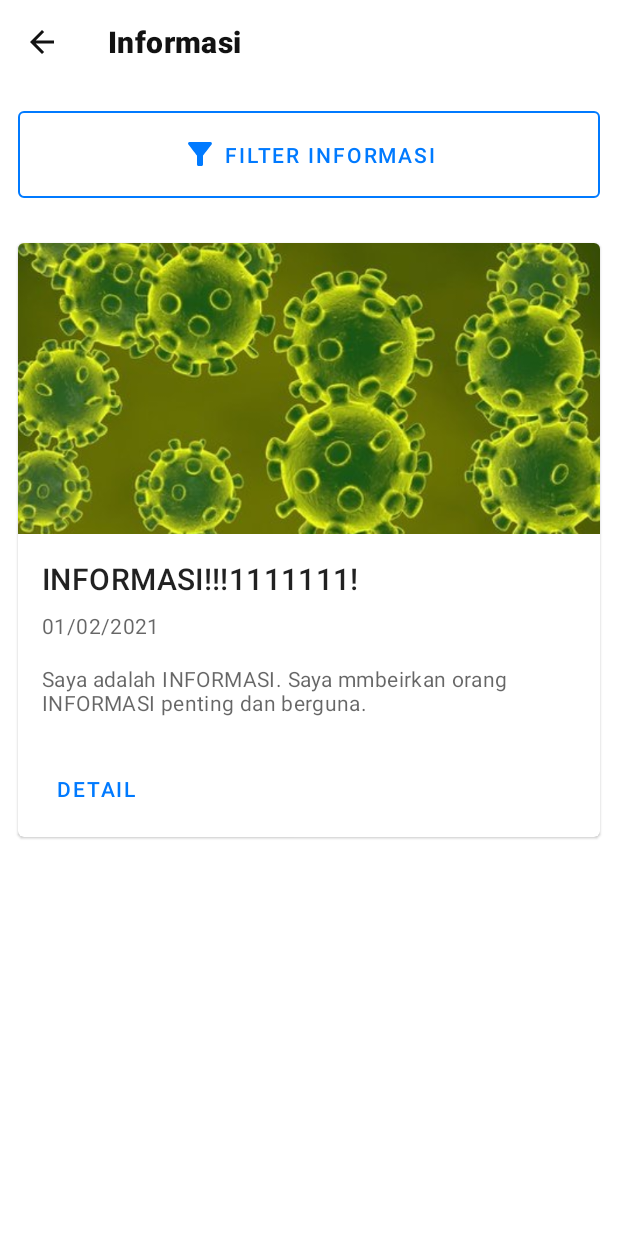
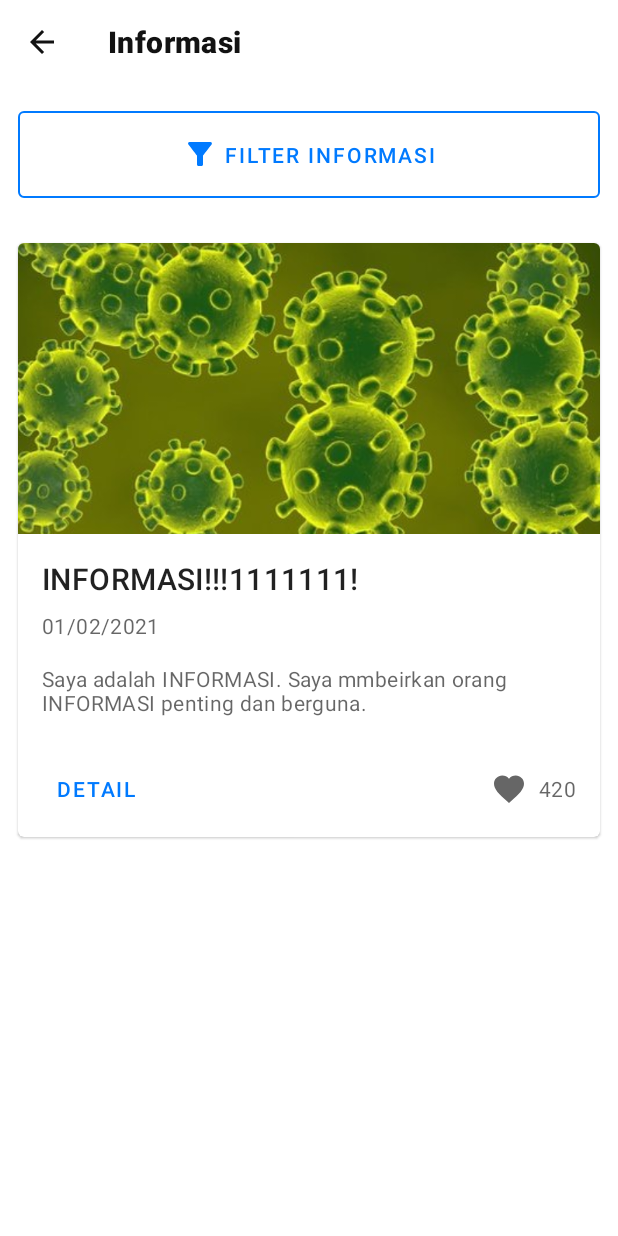
Before and after one commit to sipandu/sipandu-mobile, an Android app: the InformasiActivity screen opened directly, with no data from a screen before it, on a phone screen of 412 x 824 dp. Run offline under Robolectric (Android 15) with nearby library versions, the light colour scheme and no system bars.

```diff
--- a/app/src/main/java/com/sipanduteam/sipandu/activity/informasi/InformasiActivity.java
+++ b/app/src/main/java/com/sipanduteam/sipandu/activity/informasi/InformasiActivity.java
@@ -3,12 +3,16 @@ package com.sipanduteam.sipandu.activity.informasi;
 import androidx.appcompat.app.AlertDialog;
 import androidx.appcompat.app.AppCompatActivity;
 import androidx.appcompat.widget.Toolbar;
+import androidx.core.content.ContextCompat;
 
 import android.content.DialogInterface;
+import android.content.res.ColorStateList;
 import android.os.Bundle;
 import android.view.LayoutInflater;
 import android.view.View;
 import android.widget.Button;
+import android.widget.ImageButton;
+import android.widget.TextView;
 import android.widget.Toast;
 
 import com.google.android.material.datepicker.MaterialDatePicker;
@@ -142,5 +146,14 @@ public class InformasiActivity extends AppCompatActivity {
                 barangDialog.show();
             }
         });
+
+        ImageButton likeButtonEx = findViewById(R.id.informasi_like_button);
+        TextView likeCountEx = findViewById(R.id.informasi_like_count);
+        likeButtonEx.setOnClickListener(new View.OnClickListener() {
+            @Override
+            public void onClick(View view) {
+                likeButtonEx.setBackgroundTintList(getResources().getColorStateList(R.color.secondaryDarkColor));
+            }
+        });
     }
 }
--- /dev/null
+++ b/app/src/main/res/drawable/like_button_state.xml
@@ -0,0 +1,4 @@
+<?xml version="1.0" encoding="utf-8"?>
+<selector xmlns:android="http://schemas.android.com/apk/res/android">
+    <item android:color="@color/secondaryDarkColor" android:state_pressed="true" android:state_enabled="true"/>
+</selector>
--- a/app/src/main/res/layout/activity_informasi.xml
+++ b/app/src/main/res/layout/activity_informasi.xml
@@ -116,6 +116,39 @@
                             android:text="Detail"
                             style="?attr/borderlessButtonStyle"
                             />
+                        <RelativeLayout
+                            android:layout_width="match_parent"
+                            android:layout_height="match_parent">
+
+                            <LinearLayout
+                                android:layout_width="wrap_content"
+                                android:layout_height="match_parent"
+                                android:layout_alignParentEnd="true"
+                                android:orientation="horizontal">
+
+                                <ImageButton
+                                    android:id="@+id/informasi_like_button"
+                                    android:layout_width="wrap_content"
+                                    android:layout_height="match_parent"
+                                    android:padding="8dp"
+                                    android:gravity="center"
+                                    android:src="@drawable/ic_baseline_favorite_24"
+                                    android:background="#00007AFF"
+                                    />
+
+                                <TextView
+                                    android:id="@+id/informasi_like_count"
+                                    android:layout_width="wrap_content"
+                                    android:layout_height="match_parent"
+                                    android:gravity="center"
+                                    android:paddingTop="8dp"
+                                    android:paddingBottom="8dp"
+                                    android:paddingEnd="8dp"
+                                    android:text="420"
+                                    android:textAppearance="?attr/textAppearanceBody2"
+                                    android:textColor="?android:attr/textColorSecondary" />
+                            </LinearLayout>
+                        </RelativeLayout>
                     </LinearLayout>
                 </LinearLayout>
             </com.google.android.material.card.MaterialCardView>
```
